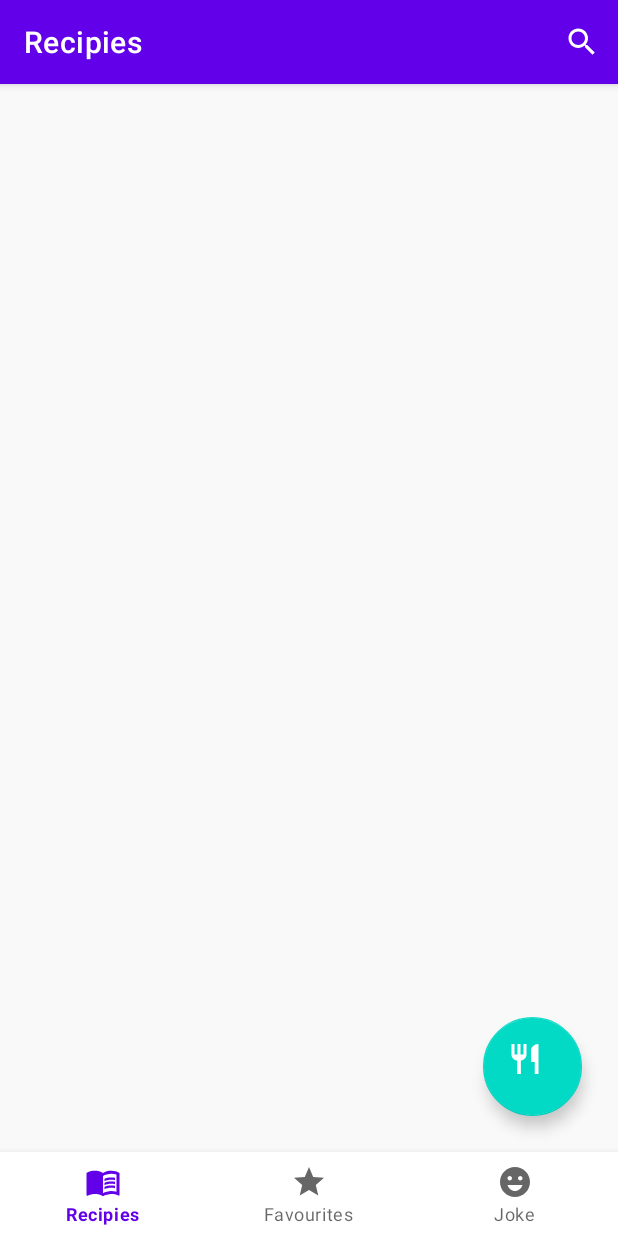
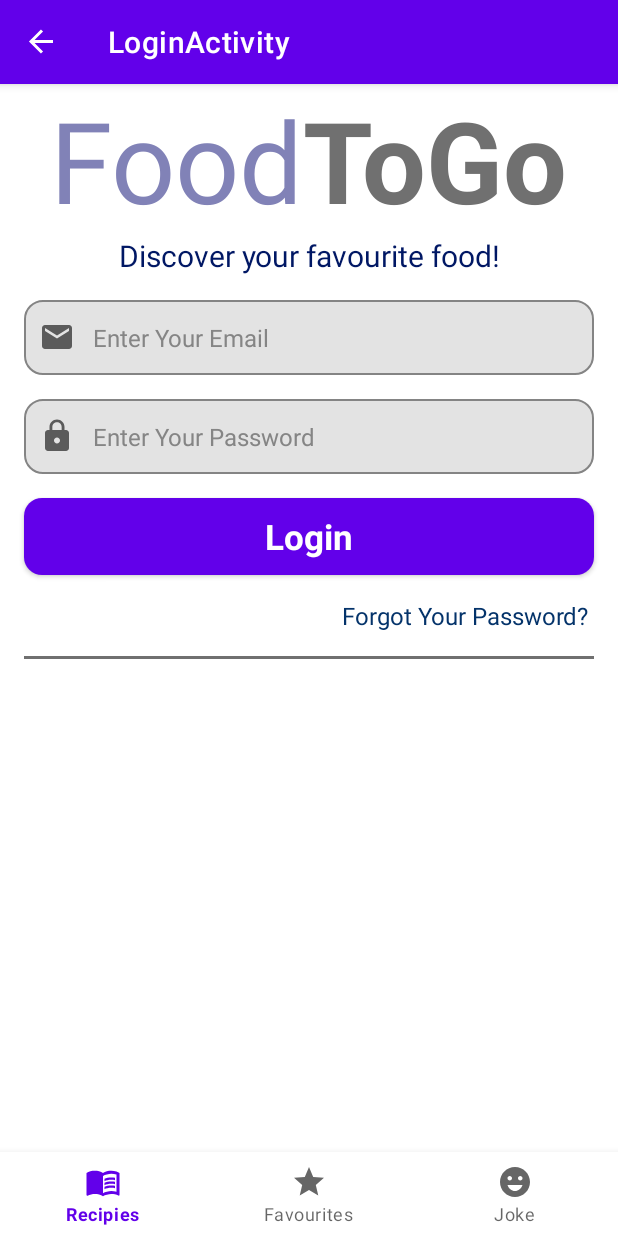
Before and after one commit to EnesAkkal/FoodToGo, an Android app: the screen it shows after launch (MainActivity), on a phone screen of 412 x 824 dp. Run offline under Robolectric (Android 15) with nearby library versions, the phone set to English and light mode, and no system bars; our stand-ins replace Dagger/Hilt's generated code, Firebase (no records; nobody signed in at launch, a user with empty details on screens opened directly), navigation-ui; Roboto replaces fonts that are not available here.

Commit message:
initial commit

```diff
--- a/app/src/main/java/com/enesakkal/foodToGo/userInterface/MainActivity.kt
+++ b/app/src/main/java/com/enesakkal/foodToGo/userInterface/MainActivity.kt
@@ -64,6 +64,10 @@ class MainActivity : AppCompatActivity() {
         val navHostFragment =
             supportFragmentManager.findFragmentById(R.id.navHostFragment) as NavHostFragment
         navController = findNavController(R.id.navHostFragment)
+        val navGraph = navController.navInflater.inflate(R.navigation.my_nav)
+        navGraph.setStartDestination(R.id.loginActivity)
+        navController.graph = navGraph
+
         val appBarConfiguration = AppBarConfiguration(
             setOf(
                 R.id.recipiesFragment,
--- a/app/src/main/res/layout/activity_login.xml
+++ b/app/src/main/res/layout/activity_login.xml
@@ -129,7 +129,7 @@
                 android:layout_height="match_parent"
                 android:orientation="horizontal">
 
-                <Button
+             <!--   <Button
                     android:id="@+id/button5"
                     style="@style/Widget.Material3.ExtendedFloatingActionButton.Primary"
                     android:layout_width="170dp"
@@ -143,9 +143,9 @@
                     android:text="Login with Google"
                     android:textColor="#636363"
                     android:textSize="10sp"
-                    android:textStyle="bold" />
+                    android:textStyle="bold" />   -->
 
-                <Button
+         <!--       <Button
                     android:id="@+id/button3"
                     style="@style/Widget.Material3.ExtendedFloatingActionButton.Primary"
                     android:layout_width="170dp"
@@ -160,7 +160,7 @@
                     android:text="Login with Facebook"
                     android:textColor="#636363"
                     android:textSize="10sp"
-                    android:textStyle="bold" />
+                    android:textStyle="bold" /> -->
             </LinearLayout>
         </LinearLayout>
     </ScrollView>
--- a/app/src/main/res/layout/activity_main.xml
+++ b/app/src/main/res/layout/activity_main.xml
@@ -20,7 +20,7 @@
         app:layout_constraintTop_toTopOf="parent"
         app:layout_constraintVertical_bias="0.347"
         app:defaultNavHost="true"
-        app:navGraph="@navigation/my_nav" />
+       app:navGraph="@navigation/my_nav"  />
 
     <com.google.android.material.bottomnavigation.BottomNavigationView
         android:id="@+id/bottomNavigationView"
--- a/app/src/main/res/navigation/my_nav.xml
+++ b/app/src/main/res/navigation/my_nav.xml
@@ -4,7 +4,7 @@
     xmlns:app="http://schemas.android.com/apk/res-auto"
     xmlns:tools="http://schemas.android.com/tools"
     android:id="@+id/my_nav"
-    app:startDestination="@id/recipiesFragment">
+    app:startDestination="@id/loginActivity">
 
 
     <fragment
```
Also changed, not shown: app/src/main/java/com/enesakkal/foodToGo/userInterface/LoginActivity.kt (+5 -3 lines).
